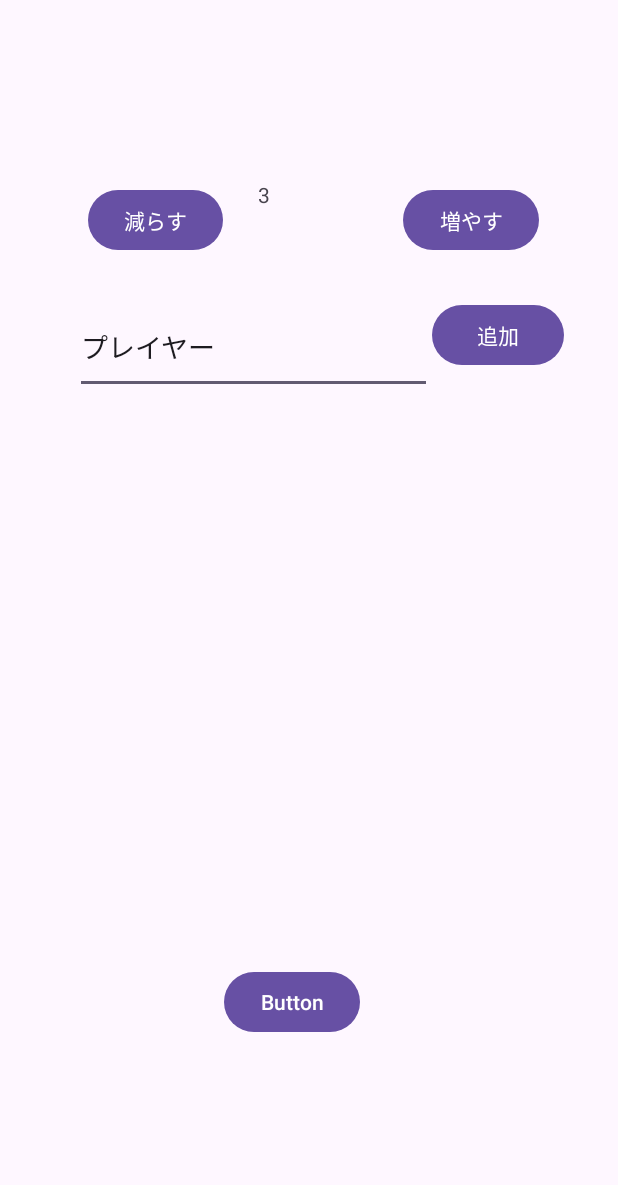
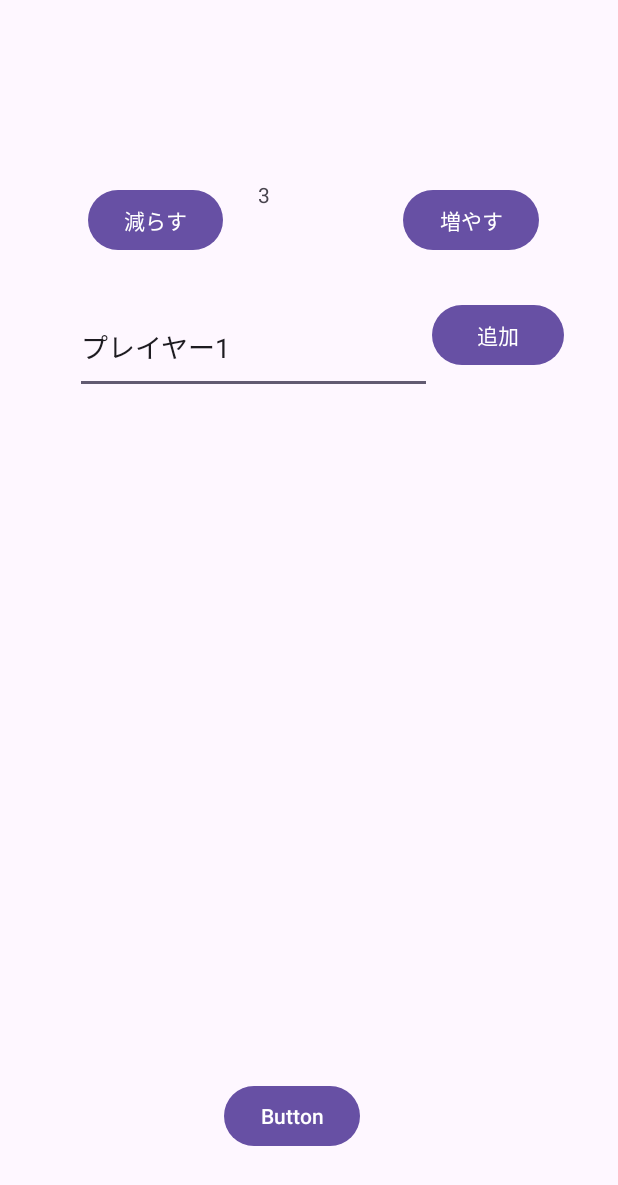
Before and after one commit to konan-pbl-2025/word_policing, an Android app: the MemberInput screen opened directly, with no data from a screen before it, on a phone screen of 412 x 824 dp. Shown: the top 1185 px of the screen. Run offline under Robolectric (Android 15) with nearby library versions, the phone set to English and light mode, and no system bars.

Commit message:
名前入力とメンバー表示！

```diff
--- a/app/src/main/java/com/example/word_policing/MemberInput.java
+++ b/app/src/main/java/com/example/word_policing/MemberInput.java
@@ -5,7 +5,11 @@ import androidx.appcompat.app.AppCompatActivity;
 import android.os.Bundle;
 import android.view.View;
 import android.widget.Button;
+import android.widget.EditText;
+import android.widget.ListView;
 import android.widget.TextView;
+import android.widget.ArrayAdapter;
+import java.util.ArrayList;
 
 public class MemberInput extends AppCompatActivity {
 
@@ -16,18 +20,25 @@ public class MemberInput extends AppCompatActivity {
         setContentView(R.layout.activity_member_input);
 
         Button leftbutton = (Button) findViewById(R.id.left);
-        leftbutton.setText(R.string.direction_left);
         Button rightbutton = (Button) findViewById(R.id.right);
-        rightbutton.setText(R.string.direction_right);
+        Button addbutoon = (Button) findViewById(R.id.AddButton);
+        Button nextbutton = (Button) findViewById(R.id.NextButton);
         TextView numtext = (TextView) findViewById(R.id.num);
         numtext.setText(String.valueOf(3));   // 初期値
+        EditText nametext = (EditText) findViewById(R.id.NameText);
+        String playerName = getString(R.string.player_name, 1);  // "プレイヤー1" を設定
+        nametext.setText(playerName);  // nametextに設定
+        ListView memberlist = (ListView) findViewById(R.id.MemberListText);
 
         // TextViewから文字列を取得
         String currentText = numtext.getText().toString();
         // 文字列から数字を取り出す（整数に変換）
         currentNumber = Integer.parseInt(currentText);
 
-//        int newNumber = currentNumber;
+        ArrayList<String> playerNames = new ArrayList<>();
+        ArrayAdapter<String> adapter = new ArrayAdapter<>(this, android.R.layout.simple_list_item_1, playerNames);
+        memberlist.setAdapter(adapter);;
+
 
         leftbutton.setOnClickListener(new View.OnClickListener() {
             @Override
@@ -47,11 +58,34 @@ public class MemberInput extends AppCompatActivity {
                 if (currentNumber < 6 ) {
                     currentNumber += 1;  // 現在人数+1
                 }
-
                 // 結果をTextViewにセット
                 numtext.setText(String.valueOf(currentNumber));
             }
         });
 
+        addbutoon.setOnClickListener(new View.OnClickListener() {
+            @Override
+            public void onClick(View v) {
+                int playerCount = playerNames.size();
+                if (playerCount < currentNumber){
+                    // EditTextから文字列を取得
+                    String playerName = nametext.getText().toString().trim();
+
+                    // 文字列が空でない場合のみ追加
+                    if (!playerName.isEmpty()) {
+                        // ListViewのデータに追加
+                        playerNames.add(playerName);
+                        // Adapterに変更を通知してリストを更新
+                        adapter.notifyDataSetChanged();
+
+                        // EditTextを空にする
+                        nametext.setText("");
+                    }
+                }
+//                // 名前入力をプレイヤーなんとか(数字)にする
+//                nametext.setText(getString(R.string.player_name, String.valueOf(currentNumber)));
+            }
+        });
+
     }
 }
--- a/app/src/main/res/layout/activity_member_input.xml
+++ b/app/src/main/res/layout/activity_member_input.xml
@@ -12,10 +12,10 @@
         android:layout_height="293dp"
         app:layout_constraintBottom_toBottomOf="parent"
         app:layout_constraintEnd_toEndOf="parent"
-        app:layout_constraintHorizontal_bias="0.494"
+        app:layout_constraintHorizontal_bias="0.549"
         app:layout_constraintStart_toStartOf="parent"
-        app:layout_constraintTop_toTopOf="parent"
-        app:layout_constraintVertical_bias="0.561" />
+        app:layout_constraintTop_toBottomOf="@+id/NameText"
+        app:layout_constraintVertical_bias="0.3" />
 
     <TextView
         android:id="@+id/num"
@@ -87,7 +87,7 @@
         app:layout_constraintEnd_toEndOf="parent"
         app:layout_constraintHorizontal_bias="0.465"
         app:layout_constraintStart_toStartOf="parent"
-        app:layout_constraintTop_toTopOf="parent"
-        app:layout_constraintVertical_bias="0.83" />
+        app:layout_constraintTop_toBottomOf="@+id/MemberListText"
+        app:layout_constraintVertical_bias="0.597" />
 
 </androidx.constraintlayout.widget.ConstraintLayout>
--- a/app/src/main/res/values/strings.xml
+++ b/app/src/main/res/values/strings.xml
@@ -2,5 +2,5 @@
     <string name="app_name">word_policing</string>
     <string name="direction_left">減らす</string>
     <string name="direction_right">増やす</string>
-    <string name="player_name">プレイヤー</string>
+    <string name="player_name">プレイヤー%s</string>
 </resources>
```
